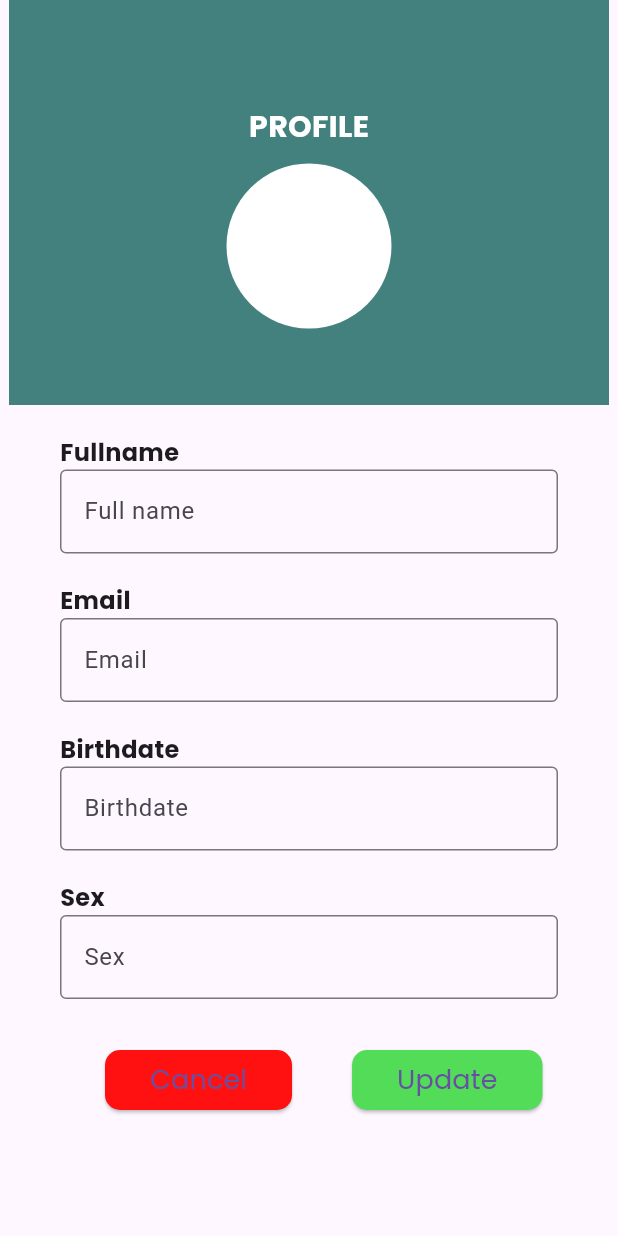
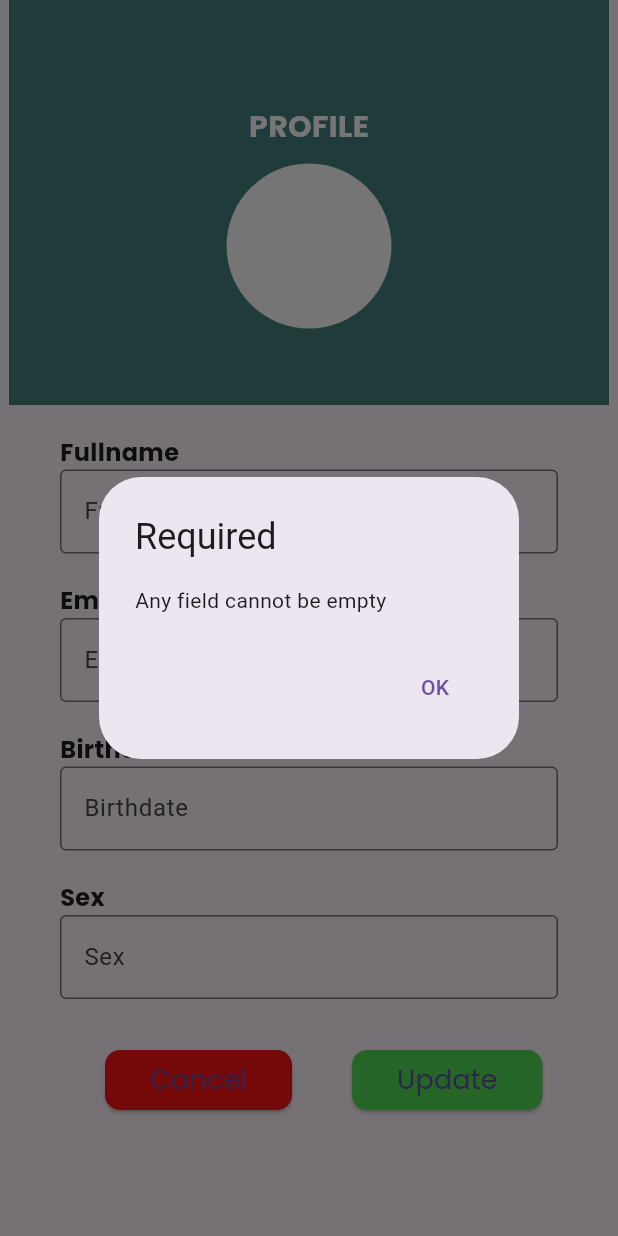
Before and after one commit to ashensn0w/SLAM-Up, a Flutter app: the EditProfile screen opened directly, after a tap on "Update", on a phone screen of 412 x 824 dp. Run offline on Flutter 3.47's test engine with Material 3 defaults, Android fonts, the phone set to English and light mode, and no system bars; our stand-ins replace pie_chart, table_calendar.

Commit message:
Update profile_page.dart
1. All fields required.
2. When the update button is clicked, show error message to fill all required fields.
3. Fullname, email, birthdate, and sex string value pass to profile page when the update button is clicked.

```diff
--- a/lib/screens/profile_page.dart
+++ b/lib/screens/profile_page.dart
@@ -1,13 +1,32 @@
 import 'package:flutter/material.dart';
 
+// ignore: must_be_immutable
 class ProfilePage extends StatelessWidget {
-  ProfilePage({Key? key, }) : super(key: key);
+  ProfilePage({
+    Key? key,
+    required this.fullname,
+    required this.email,
+    required this.birthdate,
+    required this.sex,
+  }) : super(key: key);
+
+
+  String fullname;
+  String email;
+  String birthdate;
+  String sex;
 
   @override
   Widget build(BuildContext context) {
     return Scaffold(
       /*appBar: AppBar(
         title: Text('Profile'),
+        actions: [
+          IconButton(
+            icon: Icon(Icons.edit),
+            onPressed: () {},
+          ),
+        ],
       ),*/
       body: ListView(
         children: [
@@ -90,28 +109,28 @@ class ProfilePage extends StatelessWidget {
             child: Column(
               crossAxisAlignment: CrossAxisAlignment.start,
               children: [
-                Text("Name",
+                Text(fullname,
                     style: const TextStyle(
                       fontFamily: 'Poppins',
                       fontWeight: FontWeight.bold,
                       fontSize: 24,
                     )),
                 const SizedBox(height: 4.0),
-                Text("example@gmail.com",
+                Text(email,
                     style: const TextStyle(
                       fontFamily: 'Poppins',
                       fontWeight: FontWeight.bold,
                       fontSize: 20,
                     )),
                 const SizedBox(height: 4.0),
-                Text("2024-02-17",
+                Text(birthdate,
                     style: const TextStyle(
                       fontFamily: 'Poppins',
                       fontWeight: FontWeight.bold,
                       fontSize: 20,
                     )),
                 const SizedBox(height: 4.0),
-                Text('Sex',
+                Text(sex,
                     style: const TextStyle(
                       fontFamily: 'Poppins',
                       fontWeight: FontWeight.bold,
@@ -160,16 +179,50 @@ class ProfilePage extends StatelessWidget {
     );
   }
 }
-
-
-
+//
+//
+//
+//
+//
+//
+//
+//
+//
+//
+//
+//
 class EditProfile extends StatefulWidget {
   const EditProfile({super.key});
+
   @override
   State<EditProfile> createState() => _EditProfileState();
 }
 
 class _EditProfileState extends State<EditProfile> {
+
+  final _fullnameController = TextEditingController();
+  final _emailController = TextEditingController();
+  final _birthdateController = TextEditingController();
+  final _sexController = TextEditingController();
+
+  _showErrorDialog(BuildContext context, String message) {
+    showDialog(
+      context: context,
+      builder: (context) {
+        return AlertDialog(
+          title: const Text('Required'),
+          content: const Text('Any field cannot be empty'),
+          actions: [
+            TextButton(
+              onPressed: () => Navigator.pop(context),
+              child: const Text('OK'),
+            ),
+          ],
+        );
+      },
+    );
+  }
+
   @override
   Widget build(BuildContext context) {
     return Scaffold(
@@ -182,6 +235,7 @@ class _EditProfileState extends State<EditProfile> {
           width: 400,
           child: ColoredBox(
             color: const Color(0xFF43817F),
+
             child: Column(
               crossAxisAlignment: CrossAxisAlignment.center,
               children: [
@@ -216,12 +270,12 @@ class _EditProfileState extends State<EditProfile> {
                         style: TextStyle(
                           fontFamily: 'Poppins',
                           fontWeight: FontWeight.bold,
-                          //backgroundColor: Colors.grey,
                           fontSize: 16,
                         )),
                   ],
                 ),
                 TextFormField(
+                  controller: _fullnameController,
                   decoration: const InputDecoration(
                     labelText: 'Full name',
                     border: OutlineInputBorder(),
@@ -242,9 +296,10 @@ class _EditProfileState extends State<EditProfile> {
                   ],
                 ),
                 TextField(
+                  controller: _emailController,
                   decoration: const InputDecoration(
-                    labelText: 'Email', // Optional label
-                    border: OutlineInputBorder(), // Optional border
+                    labelText: 'Email',
+                    border: OutlineInputBorder(),
                   ),
                 ),
                 const SizedBox(
@@ -262,9 +317,10 @@ class _EditProfileState extends State<EditProfile> {
                   ],
                 ),
                 TextField(
+                  controller: _birthdateController,
                   decoration: const InputDecoration(
-                    labelText: 'Birthdate', // Optional label
-                    border: OutlineInputBorder(), // Optional border
+                    labelText: 'Birthdate',
+                    border: OutlineInputBorder(),
                   ),
                 ),
                 const SizedBox(
@@ -282,9 +338,10 @@ class _EditProfileState extends State<EditProfile> {
                   ],
                 ),
                 TextField(
+                  controller: _sexController,
                   decoration: InputDecoration(
-                    labelText: 'Sex', // Optional label
-                    border: OutlineInputBorder(), // Optional border
+                    labelText: 'Sex',
+                    border: OutlineInputBorder(),
                   ),
                 ),
               ],
@@ -323,7 +380,26 @@ class _EditProfileState extends State<EditProfile> {
             Padding(
               padding: const EdgeInsets.symmetric(horizontal: 40),
               child: ElevatedButton(
-                onPressed: () {},
+                onPressed: () {
+                  if (_fullnameController.text.isEmpty |
+                      _emailController.text.isEmpty |
+                      _birthdateController.text.isEmpty |
+                      _sexController.text.isEmpty) {
+                    _showErrorDialog(
+                        context, 'The text field cannot be empty.');
+                  } else {
+                    Navigator.push(
+                      context,
+                      MaterialPageRoute(
+                          builder: (context) => ProfilePage(
+                                fullname: _fullnameController.text,
+                                email: _emailController.text,
+                                birthdate: _birthdateController.text,
+                                sex: _sexController.text,
+                              )),
+                    );
+                  }
+                },
                 style: ElevatedButton.styleFrom(
                   backgroundColor: const Color(0xff52dc57),
                   shape: RoundedRectangleBorder(
```
